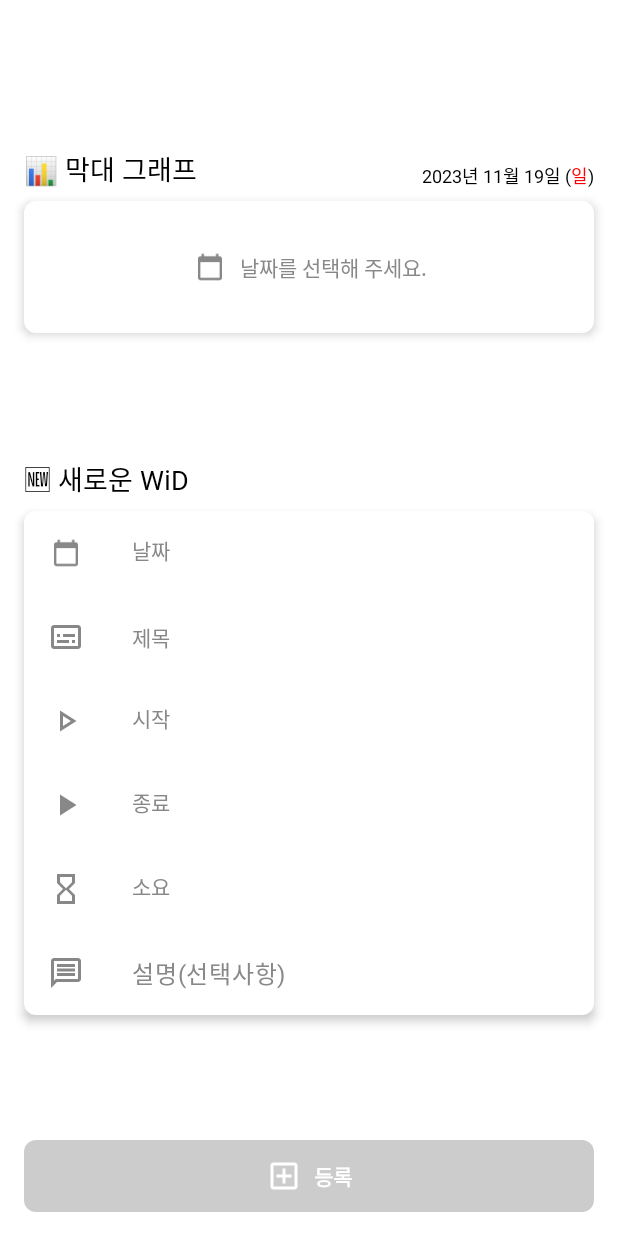
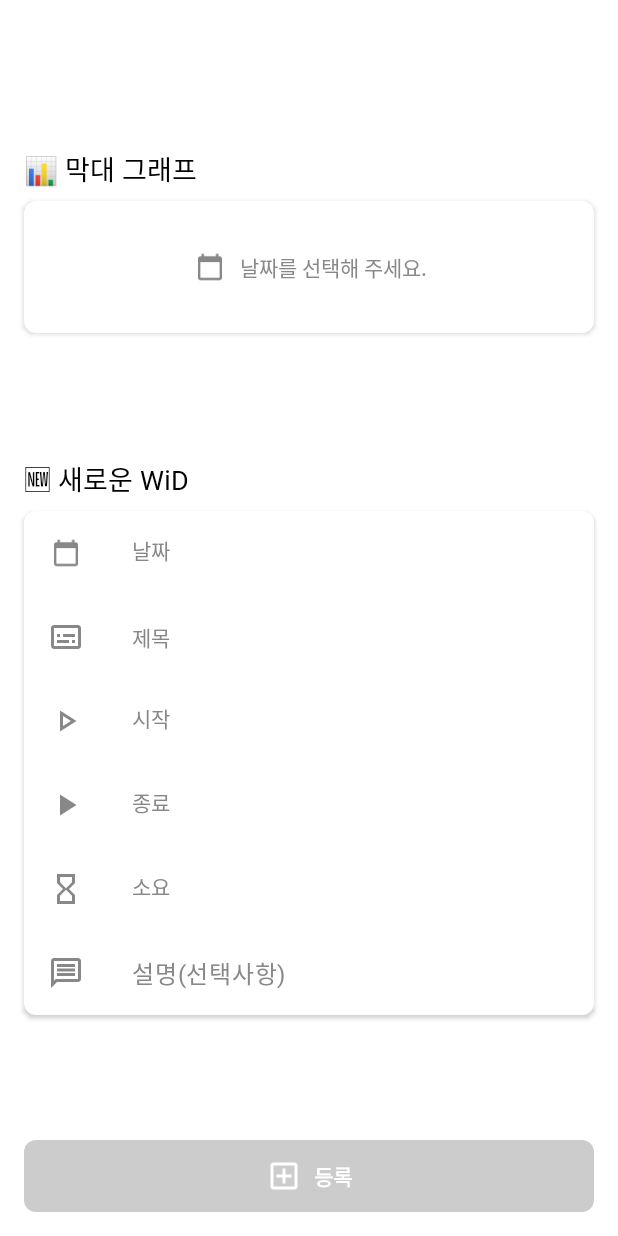
Before and after one commit to andpact/WiD-android, an Android app built with Jetpack Compose: the @Preview function WiDCreateManualFragmentPreview, on a phone screen of 412 x 824 dp. Run offline under Robolectric (Android 15) with nearby library versions, the phone set to English and light mode, and no system bars; Roboto replaces fonts that are not available here.

Commit message:
release v1.4.0 (10)

```diff
--- a/app/build.gradle
+++ b/app/build.gradle
@@ -11,8 +11,8 @@ android {
         applicationId "andpact.project.wid"
         minSdk 26
         targetSdk 34
-        versionCode 9
-        versionName "1.3.1"
+        versionCode 10
+        versionName "1.4.0"
 
         testInstrumentationRunner "androidx.test.runner.AndroidJUnitRunner"
         vectorDrawables {
--- a/app/src/main/java/andpact/project/wid/fragment/WiDCreateManualFragment.kt
+++ b/app/src/main/java/andpact/project/wid/fragment/WiDCreateManualFragment.kt
@@ -372,9 +372,12 @@ fun WiDCreateManualFragment() {
                             }
                         }
 
-                        Text(text = barChartText,
-                            style = TextStyle(fontSize = 12.sp)
-                        )
+                        if (isDateAssigned) {
+                            Text(
+                                text = barChartText,
+                                style = TextStyle(fontSize = 12.sp)
+                            )
+                        }
                     }
 
                     Surface(
@@ -382,7 +385,7 @@ fun WiDCreateManualFragment() {
                             .fillMaxWidth(),
                         color = Color.White,
                         shape = RoundedCornerShape(8.dp),
-                        shadowElevation = 4.dp
+                        shadowElevation = 2.dp
                     ) {
                         Row(modifier = Modifier
                             .fillMaxWidth()
@@ -447,7 +450,7 @@ fun WiDCreateManualFragment() {
                             .fillMaxWidth(),
                         color = Color.White,
                         shape = RoundedCornerShape(8.dp),
-                        shadowElevation = 4.dp
+                        shadowElevation = 2.dp
                     ) {
                         Column {
                             Row(modifier = Modifier
--- a/app/src/main/java/andpact/project/wid/fragment/WiDFragment.kt
+++ b/app/src/main/java/andpact/project/wid/fragment/WiDFragment.kt
@@ -336,7 +336,7 @@ fun WiDView(wiDId: Long, navController: NavController, buttonsVisible: MutableSt
                             .fillMaxWidth(),
                             color = Color.White,
                             shape = RoundedCornerShape(8.dp),
-                            shadowElevation = 4.dp
+                            shadowElevation = 2.dp
                         ) {
                             Row(modifier = Modifier
                                 .fillMaxWidth()
@@ -360,7 +360,7 @@ fun WiDView(wiDId: Long, navController: NavController, buttonsVisible: MutableSt
                         .fillMaxWidth(),
                         color = Color.White,
                         shape = RoundedCornerShape(8.dp),
-                        shadowElevation = 4.dp
+                        shadowElevation = 2.dp
                     ) {
                         Column {
                             Row(modifier = Modifier
--- a/app/src/main/java/andpact/project/wid/fragment/WiDReadDayFragment.kt
+++ b/app/src/main/java/andpact/project/wid/fragment/WiDReadDayFragment.kt
@@ -138,7 +138,7 @@ fun WiDReadDayFragment(navController: NavController, buttonsVisible: MutableStat
                     .fillMaxWidth(),
                     color = Color.White,
                     shape = RoundedCornerShape(8.dp),
-                    shadowElevation = 4.dp
+                    shadowElevation = 2.dp
                 ) {
                     Row(modifier = Modifier
                         .height(IntrinsicSize.Min)
@@ -188,7 +188,7 @@ fun WiDReadDayFragment(navController: NavController, buttonsVisible: MutableStat
                                 .padding(PaddingValues(bottom = 16.dp)),
                                 color = Color.White,
                                 shape = RoundedCornerShape(8.dp),
-                                shadowElevation = 4.dp
+                                shadowElevation = 2.dp
                             ) {
                                 Row(modifier = Modifier
                                     .padding(vertical = 16.dp),
@@ -220,7 +220,7 @@ fun WiDReadDayFragment(navController: NavController, buttonsVisible: MutableStat
                                 ),
                                 color = Color.White,
                                 shape = RoundedCornerShape(8.dp),
-                                shadowElevation = 4.dp
+                                shadowElevation = 2.dp
                             ) {
                                 Column(modifier = Modifier
                                     .padding(16.dp)
--- a/app/src/main/java/andpact/project/wid/fragment/WiDSearchFragment.kt
+++ b/app/src/main/java/andpact/project/wid/fragment/WiDSearchFragment.kt
@@ -150,7 +150,7 @@ fun WiDSearchFragment(navController: NavController, buttonsVisible: MutableState
                         }),
                         color = Color.White,
                         shape = RoundedCornerShape(8.dp),
-                        shadowElevation = 4.dp
+                        shadowElevation = 2.dp
                     ) {
                         Column(modifier = Modifier
                             .padding(16.dp)
```
Also changed, not shown: app/src/main/AndroidManifest.xml (+6 -6 lines), app/src/main/java/andpact/project/wid/fragment/WiDReadCalendarFragment.kt (+8 -8 lines).
